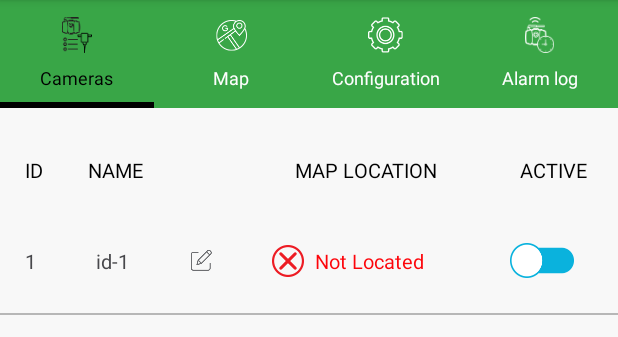
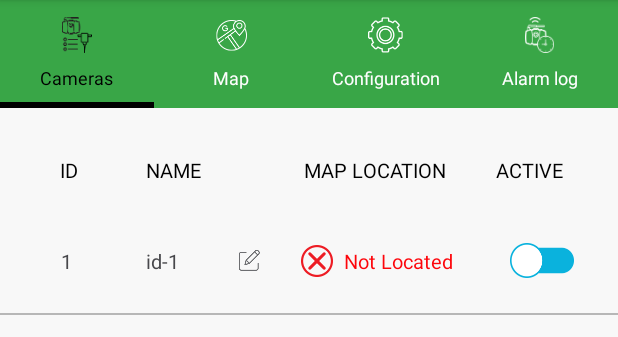
Before and after one commit to hispin/SG-Trail_Manager, an Android app: the SensorsFragment screen opened directly, with no data from a screen before it, on a phone screen of 412 x 824 dp, the part 84-421 px from its top. Run offline under Robolectric (Android 15) with nearby library versions, the phone set to English and light mode, and no system bars.

Commit message:
-Bugs fixed

```diff
--- a/app/src/main/java/com/sensoguard/hunter/classes/EmailParsing.java
+++ b/app/src/main/java/com/sensoguard/hunter/classes/EmailParsing.java
@@ -81,11 +81,11 @@ class EmailParsing {
                 String wifiStr = arr[4];
                 wifiStr = wifiStr.substring(0, 2);
                 float wifi = Float.valueOf(wifiStr);
-                if (wifi >= 1 && wifi < 7) {
+                if (wifi >= 1 && wifi < 8) {
                     wifiVal = 24;
                 } else if (wifi >= 8 && wifi < 15) {
                     wifiVal = 49;
-                } else if (wifi >= 16 && wifi < 23) {
+                } else if (wifi >= 15 && wifi < 24) {
                     wifiVal = 74;
                 } else if (wifi >= 24 && wifi < 30) {
                     wifiVal = 99;
--- a/app/src/main/java/com/sensoguard/hunter/fragments/MapSensorsFragment.kt
+++ b/app/src/main/java/com/sensoguard/hunter/fragments/MapSensorsFragment.kt
@@ -93,7 +93,7 @@ class MapSensorsFragment : Fragment() ,OnMapReadyCallback,OnAdapterListener{
     private var currentLongitude: Double?=null
     private var currentLatitude: Double?=null
     private var fbRefresh: FloatingActionButton?=null
-    private var fbTest:FloatingActionButton?=null
+    //private var fbTest:FloatingActionButton?=null
     private var fbChangeMapType:FloatingActionButton?=null
     private var mapType=GoogleMap.MAP_TYPE_SATELLITE
     private var flickering: Animation?=null
@@ -145,10 +145,10 @@ class MapSensorsFragment : Fragment() ,OnMapReadyCallback,OnAdapterListener{
             gotoMyLocation()
         }
 
-        fbTest=view.findViewById(R.id.fbTest)
-        fbTest?.setOnClickListener {
-            showTestEventDialog()
-        }
+//        fbTest=view.findViewById(R.id.fbTest)
+//        fbTest?.setOnClickListener {
+//            showTestEventDialog()
+//        }
 
         //toggle the type of the ic_map_main
         fbChangeMapType=view.findViewById(R.id.fbChangeMapType)
--- a/app/src/main/res/layout/header_sensors.xml
+++ b/app/src/main/res/layout/header_sensors.xml
@@ -15,7 +15,7 @@
             app:layout_constraintEnd_toEndOf="parent"
             app:layout_constraintTop_toTopOf="parent"
             app:layout_constraintBottom_toBottomOf="parent"
-            app:layout_constraintHorizontal_bias="0.042"
+            app:layout_constraintHorizontal_bias="0.100"
             android:textSize="13.3sp"
             android:textColor="@color/black"
             android:fontFamily="@font/arialmt"
@@ -28,7 +28,7 @@
             app:layout_constraintEnd_toEndOf="parent"
             app:layout_constraintTop_toTopOf="parent"
             app:layout_constraintBottom_toBottomOf="parent"
-            app:layout_constraintHorizontal_bias="0.156"
+            app:layout_constraintHorizontal_bias="0.260"
             android:textSize="13.3sp"
             android:textColor="@color/black"
             android:fontFamily="@font/arialmt"
@@ -41,7 +41,7 @@
             app:layout_constraintEnd_toEndOf="parent"
             app:layout_constraintTop_toTopOf="parent"
             app:layout_constraintBottom_toBottomOf="parent"
-            app:layout_constraintHorizontal_bias="0.622"
+            app:layout_constraintHorizontal_bias="0.640"
             android:textSize="13.3sp"
             android:textColor="@color/black"
             android:fontFamily="@font/arialmt"
@@ -54,7 +54,7 @@
             app:layout_constraintEnd_toEndOf="parent"
             app:layout_constraintTop_toTopOf="parent"
             app:layout_constraintBottom_toBottomOf="parent"
-            app:layout_constraintHorizontal_bias="0.944"
+            app:layout_constraintHorizontal_bias="0.900"
             android:textSize="13.3sp"
             android:textColor="@color/black"
             android:fontFamily="@font/arialmt"
--- a/app/src/main/res/layout/item_sensor.xml
+++ b/app/src/main/res/layout/item_sensor.xml
@@ -17,7 +17,7 @@
             app:layout_constraintStart_toStartOf="parent"
             app:layout_constraintTop_toTopOf="parent"
             app:layout_constraintBottom_toBottomOf="parent"
-            app:layout_constraintHorizontal_bias="0.042"
+            app:layout_constraintHorizontal_bias="0.100"
             app:layout_constraintEnd_toEndOf="parent"/>
 
     <TextView
@@ -31,7 +31,7 @@
             app:layout_constraintStart_toStartOf="parent"
             app:layout_constraintTop_toTopOf="parent"
             app:layout_constraintBottom_toBottomOf="parent"
-            app:layout_constraintHorizontal_bias="0.164"
+            app:layout_constraintHorizontal_bias="0.250"
              app:layout_constraintEnd_toEndOf="parent"/>
 
     <EditText
@@ -46,7 +46,7 @@
             app:layout_constraintStart_toStartOf="parent"
             app:layout_constraintTop_toTopOf="parent"
             app:layout_constraintBottom_toBottomOf="parent"
-            app:layout_constraintHorizontal_bias="0.164"
+            app:layout_constraintHorizontal_bias="0.250"
             app:layout_constraintEnd_toEndOf="parent"
             android:visibility="invisible"
             android:inputType="text"
@@ -64,7 +64,7 @@
             app:layout_constraintTop_toTopOf="parent"
             app:layout_constraintBottom_toBottomOf="parent"
             app:layout_constraintEnd_toEndOf="parent"
-            app:layout_constraintHorizontal_bias="0.318"
+            app:layout_constraintHorizontal_bias="0.400"
             android:background="@color/transparent"
             android:padding="2dp"
     />
@@ -81,7 +81,7 @@
             app:layout_constraintStart_toEndOf="@+id/ibEditName"
             app:layout_constraintTop_toTopOf="parent"
             app:layout_constraintBottom_toBottomOf="parent"
-            android:layout_marginStart="38dp"
+            android:layout_marginStart="25dp"
             android:gravity="center"
             android:drawablePadding="7.3dp"
     />
```
Also changed, not shown: app/src/main/java/com/sensoguard/hunter/classes/EmailsManage.java (+11 -1 lines), app/src/main/java/com/sensoguard/hunter/services/ServiceRepeat.kt (+106 -3 lines), app/src/main/res/layout/fragment_map_detects.xml (+13 -13 lines), app/src/main/res/layout/item_alarm.xml (+6 -3 lines).
